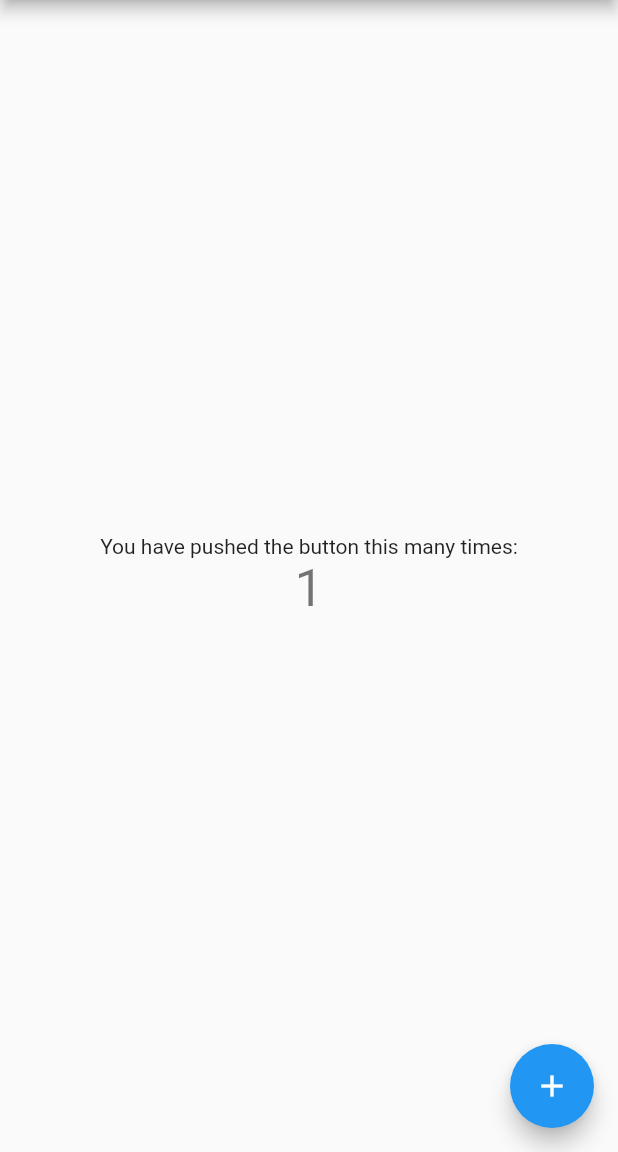
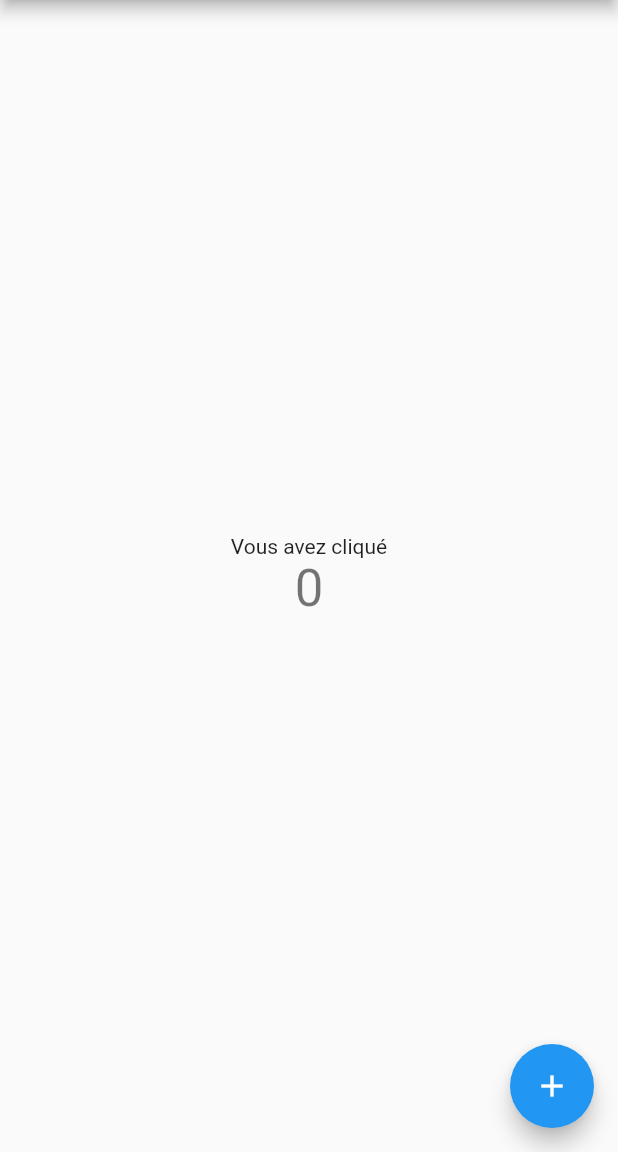
Before and after one commit to Gloumy/flutter_i18n_example, a Flutter app: the screen it shows after launch, after a tap on the "add" icon, on a phone screen of 412 x 824 dp, the part 84-1236 px from its top. Run offline on Flutter 3.47's test engine with Material 2 defaults, Android fonts, the phone set to English and light mode, and no system bars; our stand-ins replace flutter_i18n.

Commit message:
messy integration of translation

```diff
--- a/lib/main.dart
+++ b/lib/main.dart
@@ -53,6 +53,25 @@ class MyHomePage extends StatefulWidget {
 
 class _MyHomePageState extends State<MyHomePage> {
   int _counter = 0;
+  Locale currentLang;
+
+  @override
+  void initState() {
+    super.initState();
+    new Future.delayed(Duration.zero, () async {
+      setState(() {
+        currentLang = FlutterI18n.currentLocale(context);
+      });
+    });
+  }
+
+  changeLanguage() {
+    setState(() {
+      currentLang = currentLang.languageCode == 'en'
+          ? new Locale('fr')
+          : new Locale('en');
+    });
+  }
 
   void _incrementCounter() {
     setState(() {
@@ -100,7 +119,7 @@ class _MyHomePageState extends State<MyHomePage> {
           mainAxisAlignment: MainAxisAlignment.center,
           children: <Widget>[
             Text(
-              'You have pushed the button this many times:',
+              FlutterI18n.translate(context, "counter.text"),
             ),
             Text(
               '$_counter',
@@ -110,10 +129,17 @@ class _MyHomePageState extends State<MyHomePage> {
         ),
       ),
       floatingActionButton: FloatingActionButton(
-        onPressed: _incrementCounter,
+        onPressed: _switchLocale,
         tooltip: 'Increment',
         child: Icon(Icons.add),
       ), // This trailing comma makes auto-formatting nicer for build methods.
     );
   }
+
+  void _switchLocale() async {
+    print(FlutterI18n.currentLocale(context));
+    changeLanguage();
+    await FlutterI18n.refresh(context, currentLang);
+    print(FlutterI18n.currentLocale(context));
+  }
 }
```
